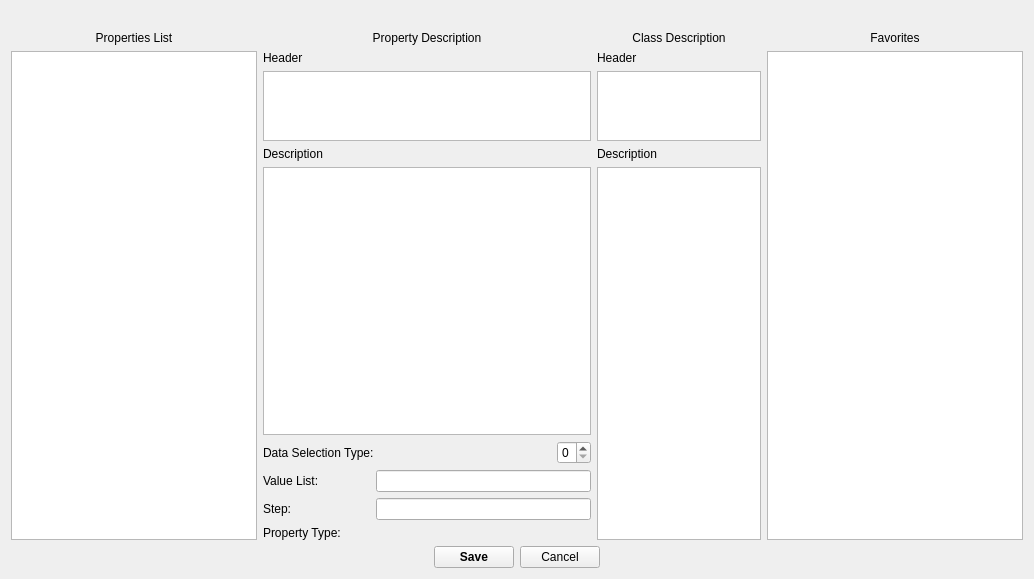
Old version of the form GUI/Qt/UClassDescriptionDisplay.ui in the repository aicommunity/Rdk.
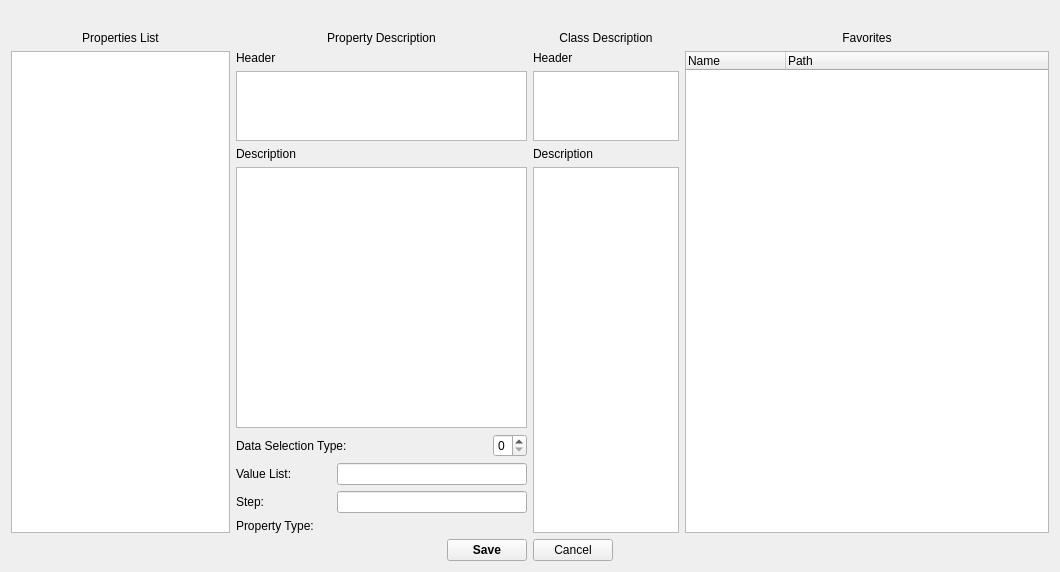
New version of the form.

The edit to the form file:
```diff
--- a/GUI/Qt/UClassDescriptionDisplay.ui
+++ b/GUI/Qt/UClassDescriptionDisplay.ui
@@ -6,8 +6,8 @@
    <rect>
     <x>0</x>
     <y>0</y>
-    <width>1034</width>
-    <height>579</height>
+    <width>1060</width>
+    <height>572</height>
    </rect>
   </property>
   <property name="windowTitle">
@@ -32,7 +32,7 @@
     </layout>
    </item>
    <item>
-    <layout class="QHBoxLayout" name="horizontalLayoutMain" stretch="3,4,2,0">
+    <layout class="QHBoxLayout" name="horizontalLayoutMain" stretch="3,4,2,5">
      <item>
       <layout class="QVBoxLayout" name="verticalLayoutPropList">
        <item>
@@ -216,7 +216,24 @@
         </widget>
        </item>
        <item>
-        <widget class="QListWidget" name="listWidgetFavorites"/>
+        <widget class="QTreeWidget" name="treeWidgetFavorites">
+         <property name="columnCount">
+          <number>2</number>
+         </property>
+         <attribute name="headerVisible">
+          <bool>true</bool>
+         </attribute>
+         <column>
+          <property name="text">
+           <string>Name</string>
+          </property>
+         </column>
+         <column>
+          <property name="text">
+           <string>Path</string>
+          </property>
+         </column>
+        </widget>
        </item>
       </layout>
      </item>
```
